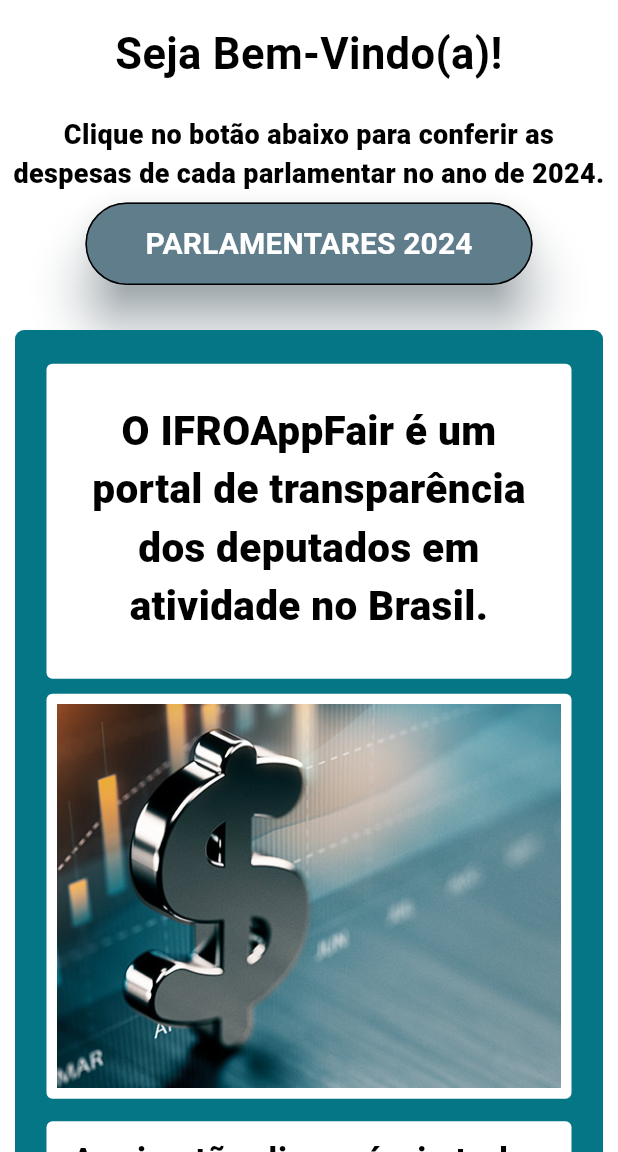
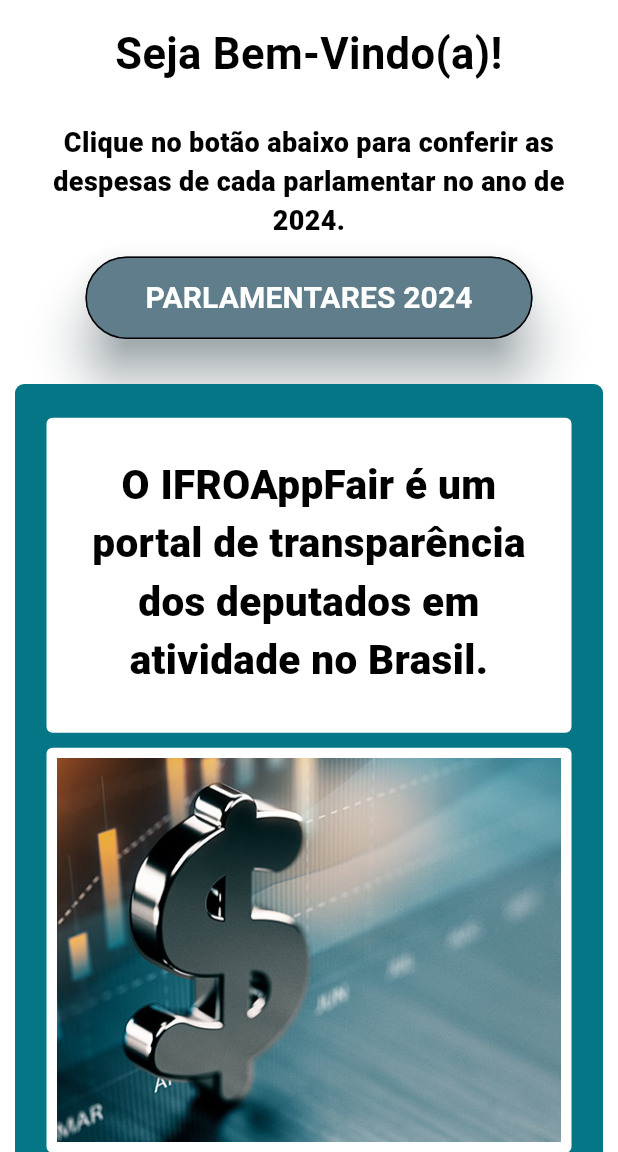
Before and after one commit to victorbrasileiro/ifroappfair2.0, a Flutter app: the screen it shows after launch, on a phone screen of 412 x 824 dp, the part 84-1236 px from its top. Run offline on Flutter 3.47's test engine with Material 3 defaults, Android fonts, the light colour scheme and no system bars; our stand-ins replace font_awesome_flutter.

Commit message:
atualizando cards dos desenvolvedores

```diff
--- a/lib/telas/home_page.dart
+++ b/lib/telas/home_page.dart
@@ -77,7 +77,7 @@
                   children: [
                     Container(
                       child: const Padding(
-                        padding: EdgeInsets.all(5.0),
+                        padding: EdgeInsets.all(10.0),
                         child: Center(
                           child: Text(
                                 'Clique no botão abaixo para conferir as despesas de cada parlamentar no ano de 2024.',
--- a/lib/telas/saiba_mais_equipe.dart
+++ b/lib/telas/saiba_mais_equipe.dart
@@ -325,7 +325,7 @@
                         horizontal: 8.0,
                         vertical: 4.0),
                     width: 350,
-                    height: 380,
+                    height: 390,
                     decoration: BoxDecoration(
                         border: Border.all(color: Colors.grey, width: 0.4),
                         boxShadow: [
```
